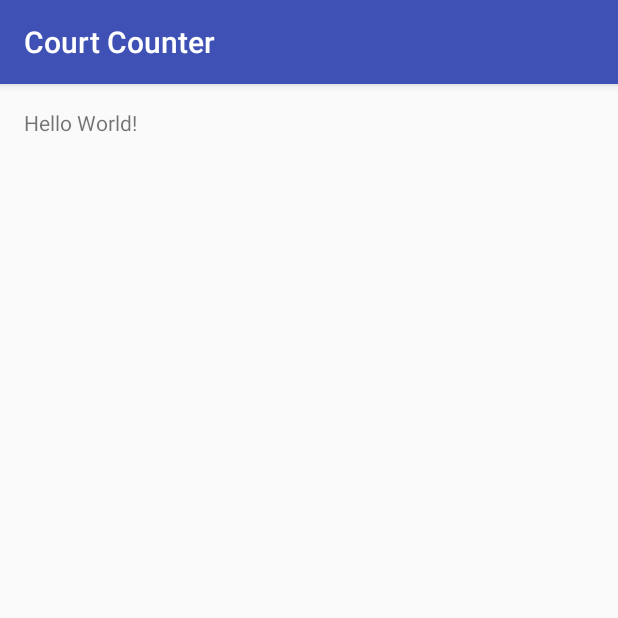
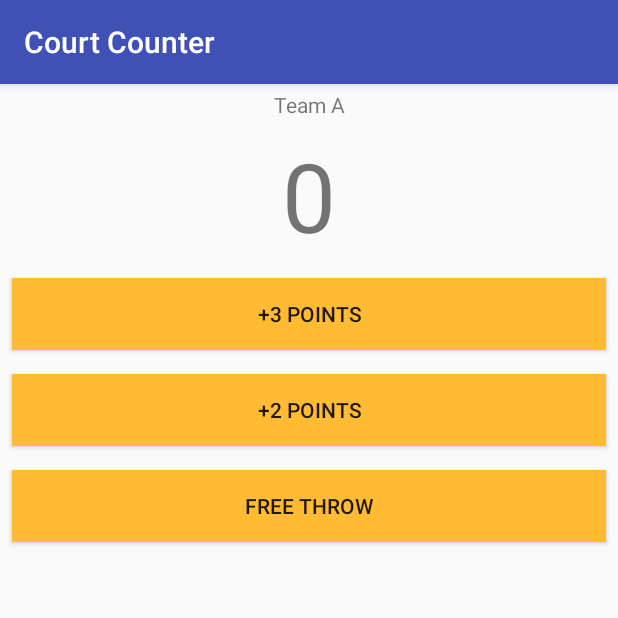
Before and after one commit to justinmorgan21/Court-Counter, an Android app: the screen it shows after launch (MainActivity), on a phone screen of 412 x 824 dp, the top half of it. Run offline under Robolectric (Android 15) with nearby library versions, the phone set to English and light mode, and no system bars.

Commit message:
add text views and buttons for Team A implement methods to make buttons functional

```diff
--- a/app/src/main/java/com/example/android/courtcounter/MainActivity.java
+++ b/app/src/main/java/com/example/android/courtcounter/MainActivity.java
@@ -1,13 +1,41 @@
 package com.example.android.courtcounter;
 
+import android.os.Bundle;
 import android.support.v7.app.AppCompatActivity;
-import android.os.Bundle;
+import android.view.View;
+import android.widget.TextView;
 
 public class MainActivity extends AppCompatActivity {
+
+    int teamAScore = 0;
 
     @Override
     protected void onCreate(Bundle savedInstanceState) {
         super.onCreate(savedInstanceState);
         setContentView(R.layout.activity_main);
+        displayAScore();
+    }
+
+    public void increaseAScore3(View view) {
+        teamAScore += 3;
+        displayAScore();
+    }
+
+    public void increaseAScore2(View view) {
+        teamAScore += 2;
+        displayAScore();
+    }
+
+    public void increaseAScore1(View view) {
+        teamAScore += 1;
+        displayAScore();
+    }
+
+    /**
+     * This method displays the given quantity value on the screen.
+     */
+    private void displayAScore() {
+        TextView aScoreDisplay = (TextView) findViewById(R.id.team_a_score);
+        aScoreDisplay.setText("" + teamAScore);
     }
 }
--- a/app/src/main/res/layout/activity_main.xml
+++ b/app/src/main/res/layout/activity_main.xml
@@ -1,16 +1,52 @@
 <?xml version="1.0" encoding="utf-8"?>
-<RelativeLayout xmlns:android="http://schemas.android.com/apk/res/android"
+<LinearLayout xmlns:android="http://schemas.android.com/apk/res/android"
     xmlns:tools="http://schemas.android.com/tools"
     android:layout_width="match_parent"
     android:layout_height="match_parent"
-    android:paddingBottom="@dimen/activity_vertical_margin"
-    android:paddingLeft="@dimen/activity_horizontal_margin"
-    android:paddingRight="@dimen/activity_horizontal_margin"
-    android:paddingTop="@dimen/activity_vertical_margin"
+    android:orientation="vertical"
     tools:context="com.example.android.courtcounter.MainActivity">
 
     <TextView
-        android:layout_width="wrap_content"
+        android:id="@+id/team_title"
+        android:layout_width="match_parent"
         android:layout_height="wrap_content"
-        android:text="Hello World!" />
-</RelativeLayout>
+        android:gravity="center_horizontal"
+        android:padding="4dp"
+        android:text="Team A" />
+
+    <TextView
+        android:id="@+id/team_a_score"
+        android:layout_width="match_parent"
+        android:layout_height="wrap_content"
+        android:layout_below="@id/team_title"
+        android:gravity="center_horizontal"
+        android:padding="4dp"
+        android:textSize="64dp" />
+
+    <Button
+        android:layout_width="match_parent"
+        android:layout_height="wrap_content"
+        android:background="@android:color/holo_orange_light"
+        android:layout_margin="8dp"
+        android:text="+3 points"
+        android:onClick="increaseAScore3"/>
+
+    <Button
+        android:layout_width="match_parent"
+        android:layout_height="wrap_content"
+        android:background="@android:color/holo_orange_light"
+        android:layout_margin="8dp"
+        android:text="+2 points"
+        android:onClick="increaseAScore2"/>
+
+
+    <Button
+        android:layout_width="match_parent"
+        android:layout_height="wrap_content"
+        android:background="@android:color/holo_orange_light"
+        android:layout_margin="8dp"
+        android:text="free throw"
+        android:onClick="increaseAScore1"/>
+
+
+</LinearLayout>
--- a/app/src/main/res/values/styles.xml
+++ b/app/src/main/res/values/styles.xml
@@ -6,6 +6,11 @@
         <item name="colorPrimary">@color/colorPrimary</item>
         <item name="colorPrimaryDark">@color/colorPrimaryDark</item>
         <item name="colorAccent">@color/colorAccent</item>
+        <item name="android:actionBarStyle">@style/CustomActionBar</item>
+    </style>
+
+    <style name="CustomActionBar" parent="@android:style/Widget.ActionBar">
+        <item name="android:background">@android:color/holo_orange_light</item>
     </style>
 
 </resources>
```
